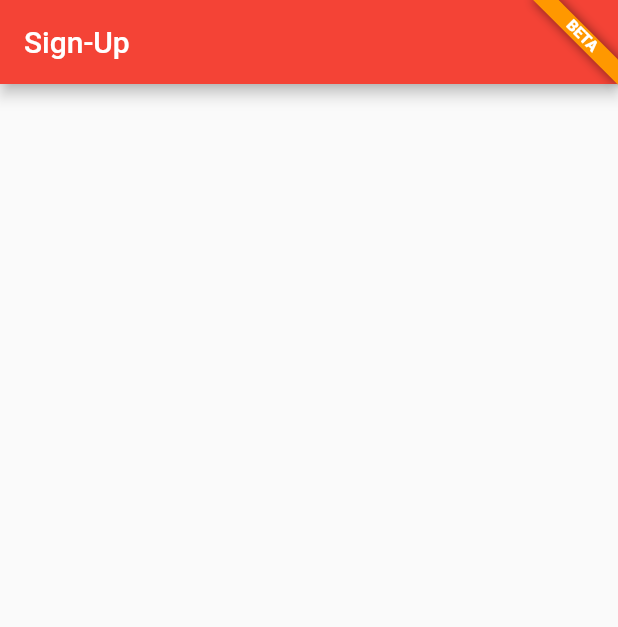
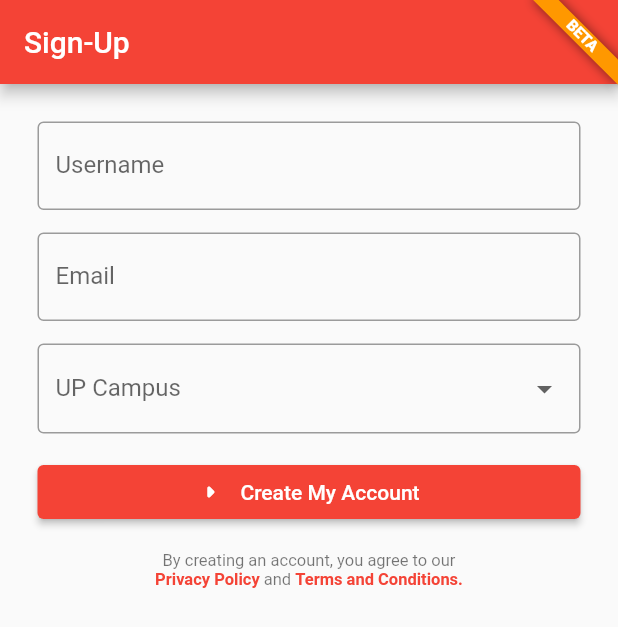
Before and after one commit to Nesvier-Tech/up-companion-app, a Flutter app: the SignUpPage screen opened by its route, on a phone screen of 412 x 824 dp. Shown: the top 627 px of the screen. Run offline on Flutter 3.47's test engine with Material 2 defaults, Android fonts, the light colour scheme and no system bars; our stand-ins replace bloc, cloud_firestore, dartz, equatable, firebase_auth, firebase_core and 6 more; missing offline and left inert: firebase_app_check; accounts and stored records are empty.

Commit message:
Implement basic sign-up page

```diff
--- a/lib/presentation/sign_up/pages/sign_up_page.dart
+++ b/lib/presentation/sign_up/pages/sign_up_page.dart
@@ -1,4 +1,5 @@
 import 'package:flutter/material.dart';
+import 'package:up_companion_app/utils/constants/up_campuses.dart';
 
 class SignUpPage extends StatelessWidget {
   const SignUpPage({Key? key}) : super(key: key);
@@ -9,11 +10,126 @@ class SignUpPage extends StatelessWidget {
   Widget build(BuildContext context) {
     return Scaffold(
       appBar: AppBar(title: const Text('Sign-Up')),
-      body: Center(
-        child: Form(
-            child: Column(
-          children: const <Widget>[],
-        )),
+      body: const SignUpForm(),
+    );
+  }
+}
+
+class SignUpForm extends StatefulWidget {
+  const SignUpForm({Key? key}) : super(key: key);
+
+  @override
+  SignUpFormState createState() => SignUpFormState();
+}
+
+class SignUpFormState extends State<SignUpForm> {
+  final _formKey = GlobalKey<FormState>();
+
+  @override
+  Widget build(BuildContext context) {
+    return Form(
+      key: _formKey,
+      child: Padding(
+        padding: const EdgeInsets.all(25),
+        child: Column(
+          crossAxisAlignment: CrossAxisAlignment.stretch,
+          children: <Widget>[
+            TextFormField(
+              decoration: const InputDecoration(
+                border: OutlineInputBorder(),
+                labelText: 'Username',
+              ),
+              keyboardType: TextInputType.name,
+              textInputAction: TextInputAction.next,
+            ),
+            const SizedBox(height: 15),
+            TextFormField(
+              decoration: const InputDecoration(
+                border: OutlineInputBorder(),
+                labelText: 'Email',
+              ),
+              keyboardType: TextInputType.emailAddress,
+              textInputAction: TextInputAction.next,
+            ),
+            const SizedBox(height: 15),
+            DropdownButtonFormField(
+              decoration: const InputDecoration(
+                border: OutlineInputBorder(),
+                contentPadding: EdgeInsets.only(
+                  top: 18,
+                  right: 18,
+                  bottom: 18,
+                  left: 12,
+                ),
+                labelText: 'UP Campus',
+              ),
+              items: <String>[
+                'UP Diliman',
+                'UP Los Baños',
+                'UP Manila',
+                'UP Visayas',
+                'UP Open University',
+                'UP Mindanao',
+                'UP Baguio',
+                'UP Cebu',
+              ].map<DropdownMenuItem<String>>((String upCampusName) {
+                return DropdownMenuItem(
+                  value: upCampusName,
+                  child: Text(upCampusName),
+                );
+              }).toList(),
+              onChanged: (upCampusName) {
+                print(upCampusName);
+              },
+            ),
+            const SizedBox(height: 15),
+            ElevatedButton.icon(
+              onPressed: () {},
+              icon: const Icon(Icons.arrow_right_rounded),
+              label: const Text('Create My Account'),
+            ),
+            const SizedBox(height: 15),
+            Column(
+              children: <Widget>[
+                const Text(
+                  'By creating an account, you agree to our',
+                  style: TextStyle(
+                    color: Colors.black54,
+                    fontSize: 11,
+                  ),
+                ),
+                Row(
+                  mainAxisAlignment: MainAxisAlignment.center,
+                  children: <Widget>[
+                    Text(
+                      'Privacy Policy',
+                      style: TextStyle(
+                        color: Theme.of(context).primaryColor,
+                        fontSize: 11,
+                        fontWeight: FontWeight.bold,
+                      ),
+                    ),
+                    const Text(
+                      ' and ',
+                      style: TextStyle(
+                        color: Colors.black54,
+                        fontSize: 11,
+                      ),
+                    ),
+                    Text(
+                      'Terms and Conditions.',
+                      style: TextStyle(
+                        color: Theme.of(context).primaryColor,
+                        fontSize: 11,
+                        fontWeight: FontWeight.bold,
+                      ),
+                    ),
+                  ],
+                )
+              ],
+            )
+          ],
+        ),
       ),
     );
   }
```
